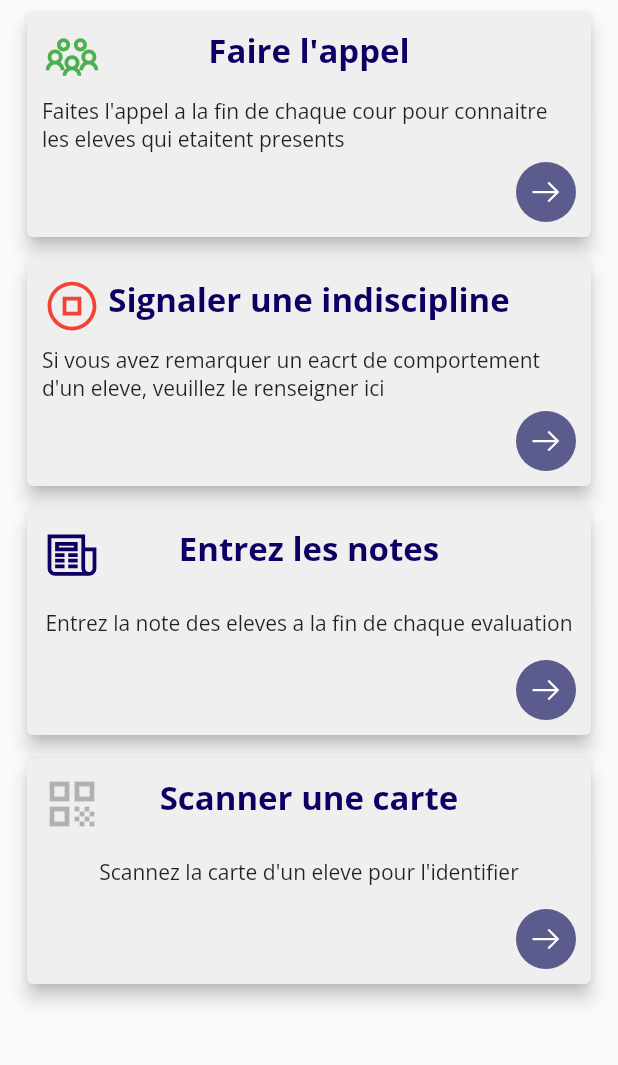
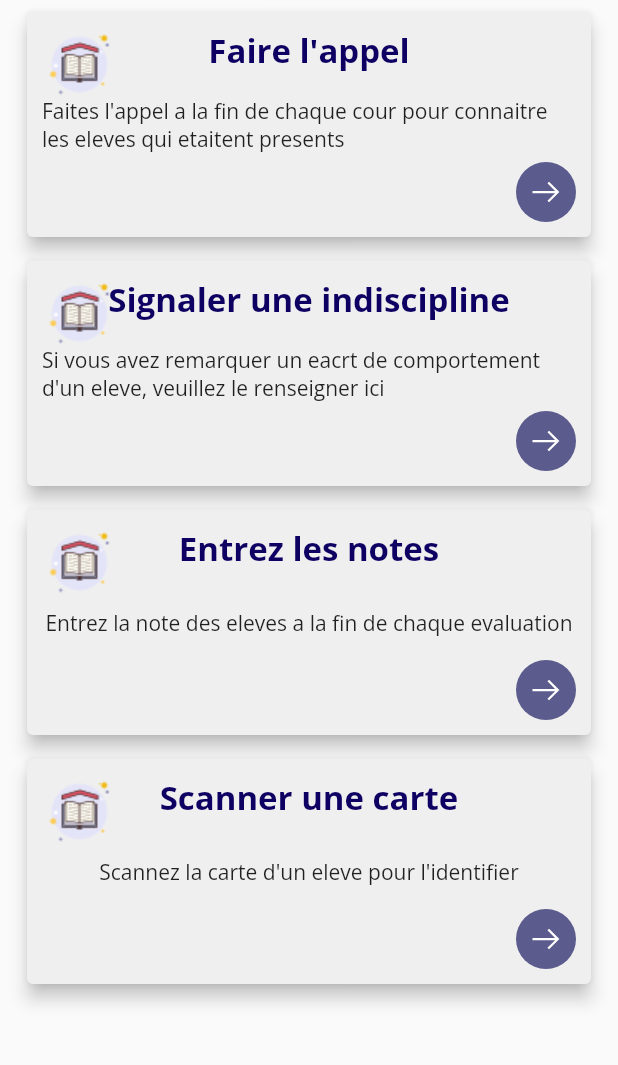
Before and after one commit to baimamboukar/heldis, a Flutter app: the screen it shows after launch, on a phone screen of 412 x 824 dp, the part 84-1149 px from its top. Run offline on Flutter 3.47's test engine with Material 2 defaults, Android fonts, the phone set to English and light mode, and no system bars; our stand-ins replace firebase_core, flutter_riverpod, google_fonts, grouped_list, line_icons; accounts and stored records are empty.

Commit message:
icon to asset

```diff
--- a/lib/widgets/block.dart
+++ b/lib/widgets/block.dart
@@ -32,7 +32,7 @@ class Block extends StatelessWidget {
               children: [
                 Align(
                   alignment: Alignment.topLeft,
-                  child: icon,
+                  child: Image.asset("assets/icons/devoir.png"),
                 ),
                 Align(
                   alignment: Alignment.topCenter,
```
